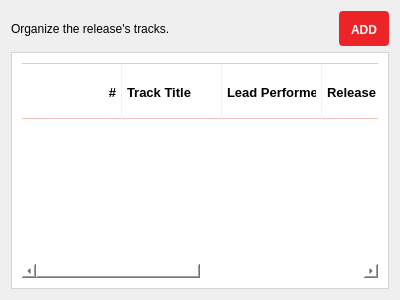
The window that resources/ui/album_composition_page.ui (Iconoclasteinc/tgit) describes before a commit, drawn with Qt 5.
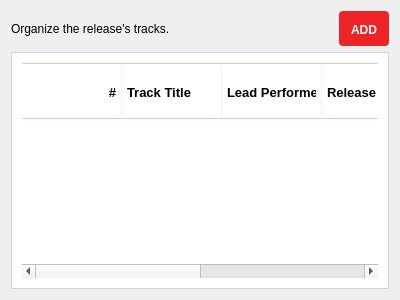
The same window after the commit.

Commit message: Make track list page scroll bars look native again

Patch:
```diff
--- a/resources/ui/album_composition_page.ui
+++ b/resources/ui/album_composition_page.ui
@@ -208,7 +208,9 @@
       <bool>false</bool>
      </property>
      <property name="styleSheet">
-      <string notr="true">background-color: white;</string>
+      <string notr="true">QFrame {
+  background-color: white;
+}</string>
      </property>
      <property name="frameShape">
       <enum>QFrame::Panel</enum>
```
